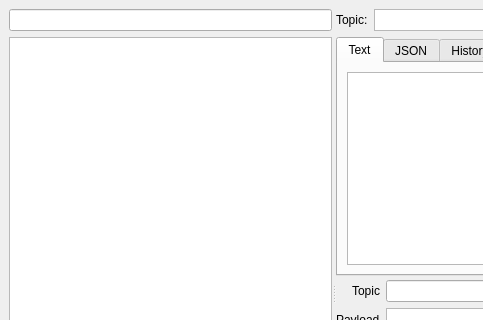
Old version of the form ui/mainwindow.ui in the repository mwdmwd/mqtt-navigator; both pictures show x 0 to 483 and y 0 to 320 of the 830 by 585 pixel window.
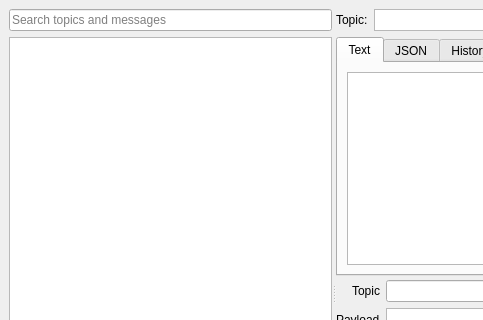
New version of the form.

Commit message: Add placeholder text to topic search

The edit to the form file:
```diff
--- a/ui/mainwindow.ui
+++ b/ui/mainwindow.ui
@@ -23,7 +23,11 @@
       <widget class="QWidget" name="layoutWidget">
        <layout class="QVBoxLayout" name="verticalLayout_5">
         <item>
-         <widget class="QLineEdit" name="text_tree_search"/>
+         <widget class="QLineEdit" name="text_tree_search">
+          <property name="placeholderText">
+           <string>Search topics and messages</string>
+          </property>
+         </widget>
         </item>
         <item>
          <widget class="QTreeView" name="tree_view">
```
